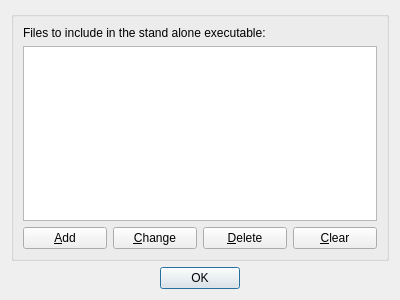
First picture: the form in src/editor/dialogs/includedfilesdialog.ui, repository 0xFEEDC0DE64/QtGameMaker, before the edit.
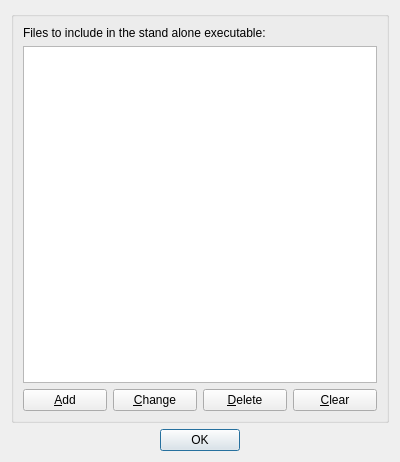
Second picture: the form after the edit. Icons and pictures are not drawn.

The edit to the form file:
```diff
--- a/src/editor/dialogs/includedfilesdialog.ui
+++ b/src/editor/dialogs/includedfilesdialog.ui
@@ -7,7 +7,7 @@
     <x>0</x>
     <y>0</y>
     <width>400</width>
-    <height>300</height>
+    <height>462</height>
    </rect>
   </property>
   <property name="windowTitle">
```
Left out of the diff: 4 changed lines with no effect on the pictures.
